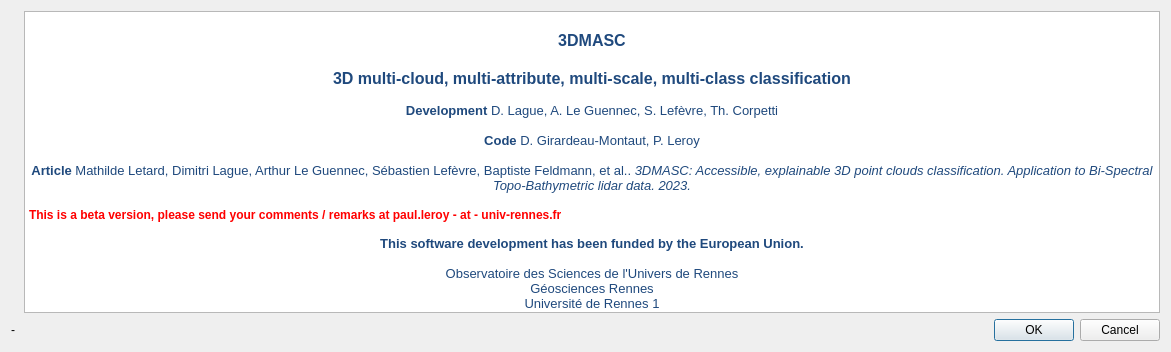
This is trainDisclaimerDlg.ui in dgirardeau/q3DMASC as Qt 5 draws it before an edit. The edited form follows.
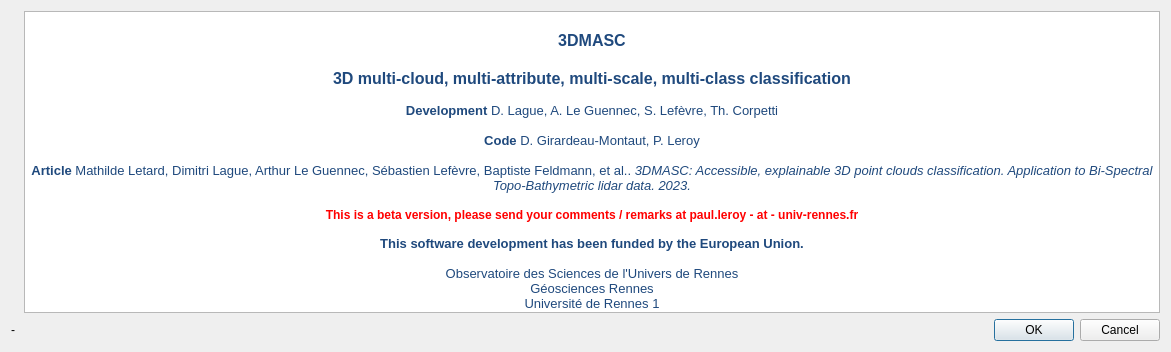
This is the edited form. Icons and pictures are not drawn.

```diff
--- a/trainDisclaimerDlg.ui
+++ b/trainDisclaimerDlg.ui
@@ -69,7 +69,7 @@
 &lt;p align=&quot;center&quot; style=&quot;-qt-paragraph-type:empty; margin-top:0px; margin-bottom:0px; margin-left:0px; margin-right:0px; -qt-block-indent:0; text-indent:0px; font-family:'Slack-Lato','appleLogo','sans-serif'; font-size:10pt; color:#1f497d; background-color:#ffffff;&quot;&gt;&lt;br /&gt;&lt;/p&gt;
 &lt;p align=&quot;center&quot; style=&quot; margin-top:0px; margin-bottom:0px; margin-left:0px; margin-right:0px; -qt-block-indent:0; text-indent:0px; background-color:#ffffff;&quot;&gt;&lt;span style=&quot; font-family:'Slack-Lato','appleLogo','sans-serif'; font-size:10pt; font-weight:700; color:#1f497d;&quot;&gt;Article &lt;/span&gt;&lt;span style=&quot; font-family:'Slack-Lato','appleLogo','sans-serif'; font-size:10pt; color:#1f497d;&quot;&gt;Mathilde Letard, Dimitri Lague, Arthur Le Guennec, Sébastien Lefèvre, Baptiste Feldmann, et al.. &lt;/span&gt;&lt;span style=&quot; font-family:'Slack-Lato','appleLogo','sans-serif'; font-size:10pt; font-style:italic; color:#1f497d;&quot;&gt;3DMASC: Accessible, explainable 3D point clouds classification. Application to Bi-Spectral Topo-Bathymetric lidar data. 2023.&lt;/span&gt;&lt;/p&gt;
 &lt;p style=&quot;-qt-paragraph-type:empty; margin-top:0px; margin-bottom:0px; margin-left:0px; margin-right:0px; -qt-block-indent:0; text-indent:0px; font-family:'Calibri,sans-serif'; font-size:10pt; color:#1f497d;&quot;&gt;&lt;br /&gt;&lt;/p&gt;
-&lt;p style=&quot; margin-top:0px; margin-bottom:0px; margin-left:0px; margin-right:0px; -qt-block-indent:0; text-indent:0px;&quot;&gt;&lt;span style=&quot; font-weight:700; color:#ff0000;&quot;&gt;This is a beta version, please send your comments / remarks at paul.leroy - at - univ-rennes.fr&lt;/span&gt;&lt;/p&gt;
+&lt;p align=&quot;center&quot; style=&quot; margin-top:0px; margin-bottom:0px; margin-left:0px; margin-right:0px; -qt-block-indent:0; text-indent:0px;&quot;&gt;&lt;span style=&quot; font-weight:700; color:#ff0000;&quot;&gt;This is a beta version, please send your comments / remarks at paul.leroy - at - univ-rennes.fr&lt;/span&gt;&lt;/p&gt;
 &lt;p style=&quot;-qt-paragraph-type:empty; margin-top:0px; margin-bottom:0px; margin-left:0px; margin-right:0px; -qt-block-indent:0; text-indent:0px;&quot;&gt;&lt;br /&gt;&lt;/p&gt;
 &lt;p align=&quot;center&quot; style=&quot; margin-top:0px; margin-bottom:0px; margin-left:0px; margin-right:0px; -qt-block-indent:0; text-indent:0px; background-color:#ffffff;&quot;&gt;&lt;span style=&quot; font-family:'Slack-Lato','appleLogo','sans-serif'; font-size:10pt; font-weight:600; color:#1f497d;&quot;&gt;This software development has been funded by the European Union.&lt;/span&gt;&lt;/p&gt;
 &lt;p align=&quot;center&quot; style=&quot;-qt-paragraph-type:empty; margin-top:0px; margin-bottom:0px; margin-left:0px; margin-right:0px; -qt-block-indent:0; text-indent:0px; font-family:'Calibri,sans-serif'; font-size:10pt; color:#1f497d; background-color:#ffffff;&quot;&gt;&lt;br /&gt;&lt;/p&gt;
```
